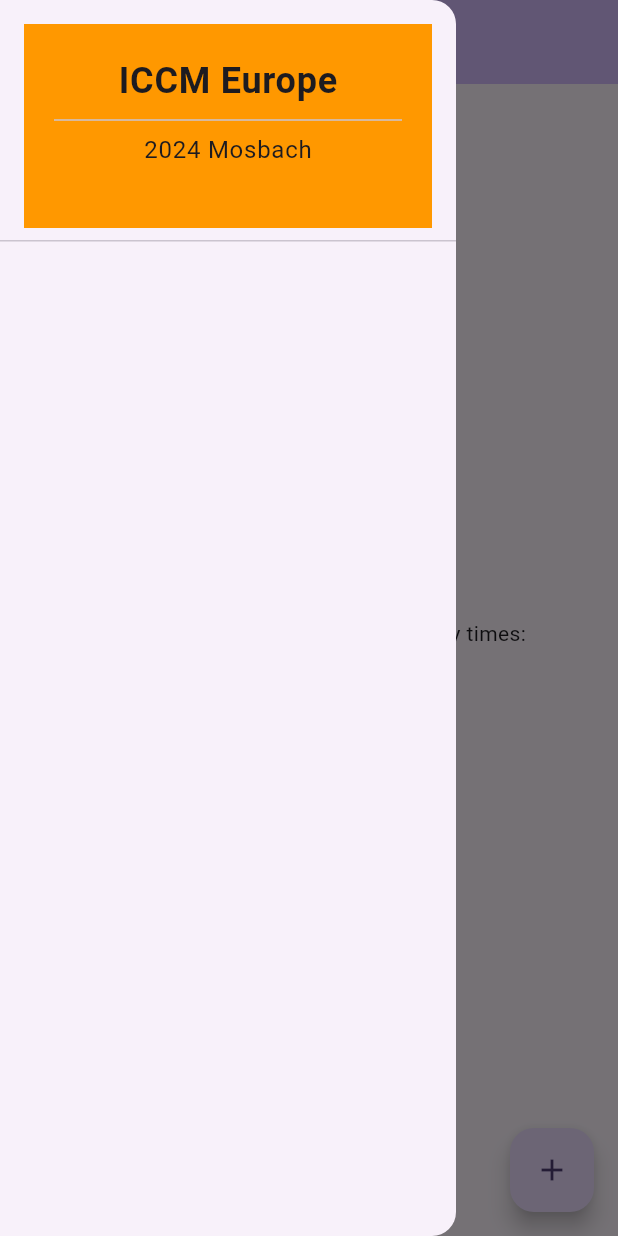
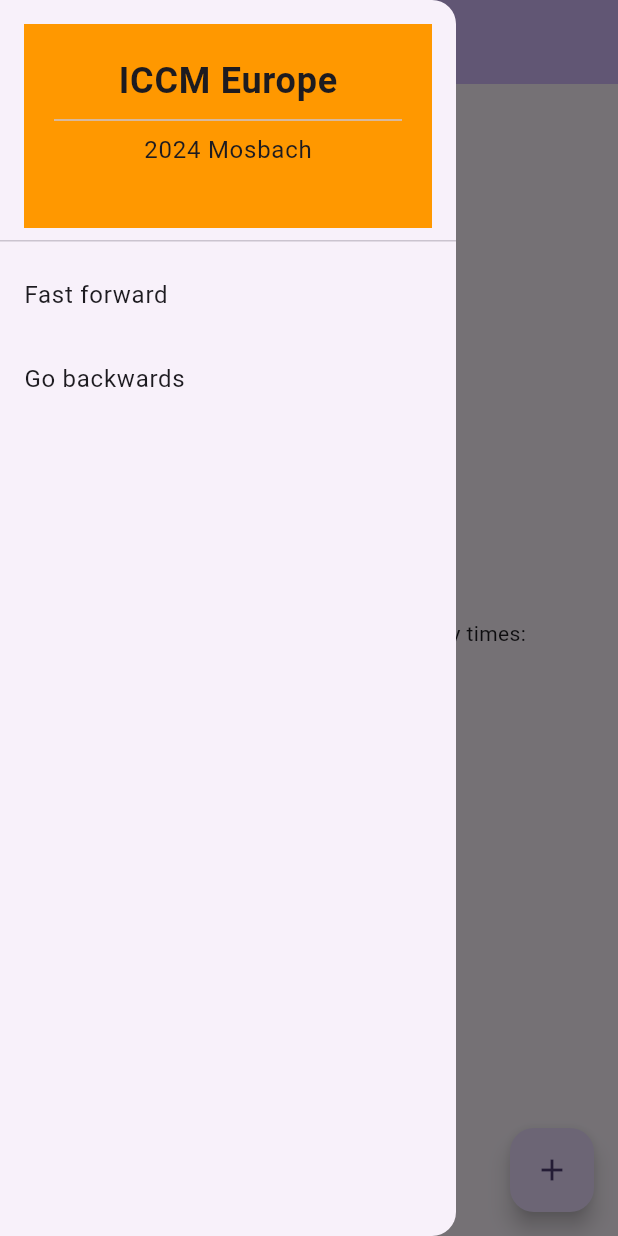
Before and after one commit to holybiber/flutter_intro, a Flutter app: the screen it shows after launch, with the side drawer open, on a phone screen of 412 x 824 dp. Run offline on Flutter 3.47's test engine with Material 3 defaults, Android fonts, the phone set to English and light mode, and no system bars.

```diff
--- a/lib/main.dart
+++ b/lib/main.dart
@@ -67,6 +67,18 @@ class _MyHomePageState extends State<MyHomePage> {
                 ),
               ),
             ),
+          ),
+          ListTile(
+            title: const Text('Fast forward'),
+            onTap: () {
+              _counter += 100;
+            },
+          ),
+          ListTile(
+            title: const Text('Go backwards'),
+            onTap: () {
+              _counter -= 1;
+            },
           )
         ]),
       ),
```
Also changed, not shown: 1 other file.
